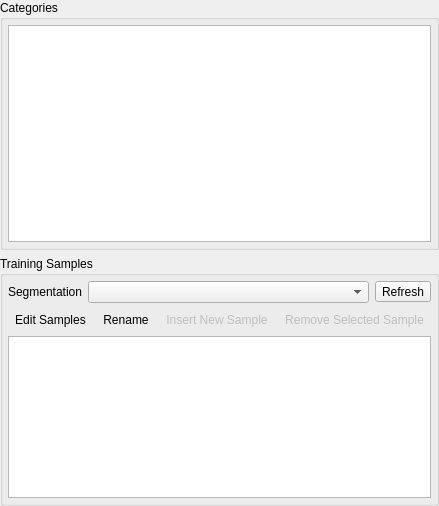
The window that CDTStudio/cdttrainingsamplesform.ui (chenguanzhou/CDTStudio) describes before a commit, drawn with Qt 5.
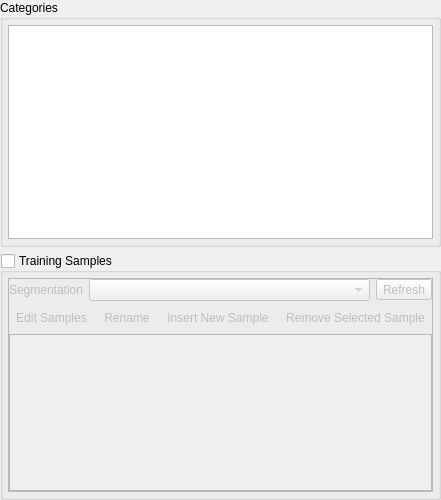
The same window after the commit. Icons and pictures are not drawn.

Commit message: fix some bugs. Samples completed

```diff
--- a/CDTStudio/cdttrainingsamplesform.ui
+++ b/CDTStudio/cdttrainingsamplesform.ui
@@ -6,8 +6,8 @@
    <rect>
     <x>0</x>
     <y>0</y>
-    <width>276</width>
-    <height>506</height>
+    <width>270</width>
+    <height>500</height>
    </rect>
   </property>
   <property name="windowTitle">
@@ -64,7 +64,7 @@
     </widget>
    </item>
    <item>
-    <widget class="QGroupBox" name="groupBox_2">
+    <widget class="QGroupBox" name="groupBoxSamples">
      <property name="sizePolicy">
       <sizepolicy hsizetype="Preferred" vsizetype="Preferred">
        <horstretch>0</horstretch>
@@ -74,18 +74,45 @@
      <property name="title">
       <string>Training Samples</string>
      </property>
+     <property name="checkable">
+      <bool>true</bool>
+     </property>
+     <property name="checked">
+      <bool>false</bool>
+     </property>
+     <layout class="QHBoxLayout" name="horizontalLayout_3">
+      <property name="leftMargin">
+       <number>5</number>
+      </property>
+      <property name="topMargin">
+       <number>5</number>
+      </property>
+      <property name="rightMargin">
+       <number>5</number>
+      </property>
+      <property name="bottomMargin">
+       <number>5</number>
+      </property>
+      <item>
+       <widget class="QFrame" name="frameSample">
+        <property name="frameShape">
+         <enum>QFrame::StyledPanel</enum>
+        </property>
+        <property name="frameShadow">
+         <enum>QFrame::Raised</enum>
+        </property>
      <layout class="QVBoxLayout" name="verticalLayout_3">
       <property name="leftMargin">
-       <number>5</number>
+          <number>0</number>
       </property>
       <property name="topMargin">
-       <number>5</number>
+          <number>0</number>
       </property>
       <property name="rightMargin">
-       <number>5</number>
+          <number>0</number>
       </property>
       <property name="bottomMargin">
-       <number>5</number>
+          <number>0</number>
       </property>
       <item>
        <layout class="QHBoxLayout" name="horizontalLayout">
@@ -252,6 +279,9 @@
     </widget>
    </item>
   </layout>
+    </widget>
+   </item>
+  </layout>
   <action name="actionInsert">
    <property name="enabled">
     <bool>false</bool>
```
Left out of the diff: 51 changed lines with no effect on the pictures. Lines whose indentation alone changed are shown as unchanged. The commit also changes 14 other files.
